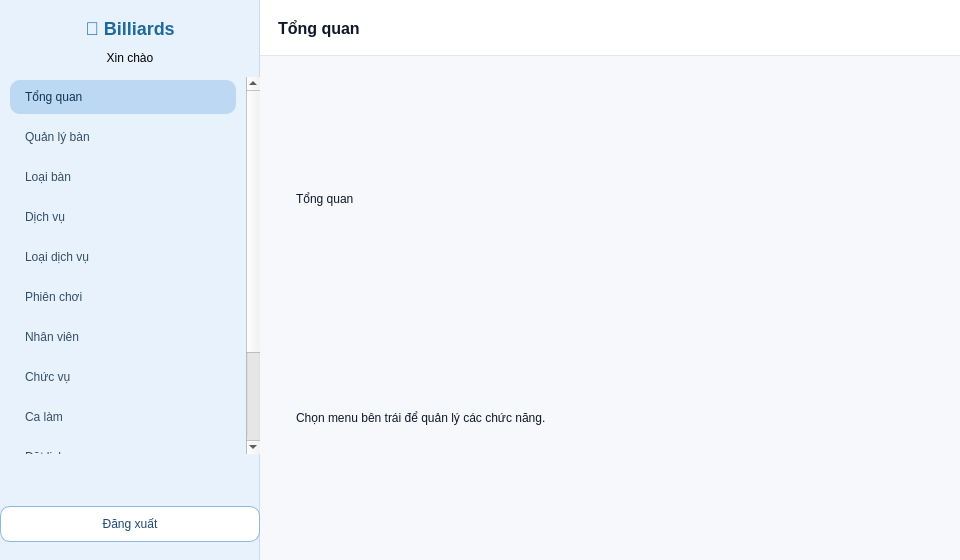
First picture: the form in app/ui/main.ui, repository thaieaut-engineer/Cong-nghe-phan-mem, before the edit.
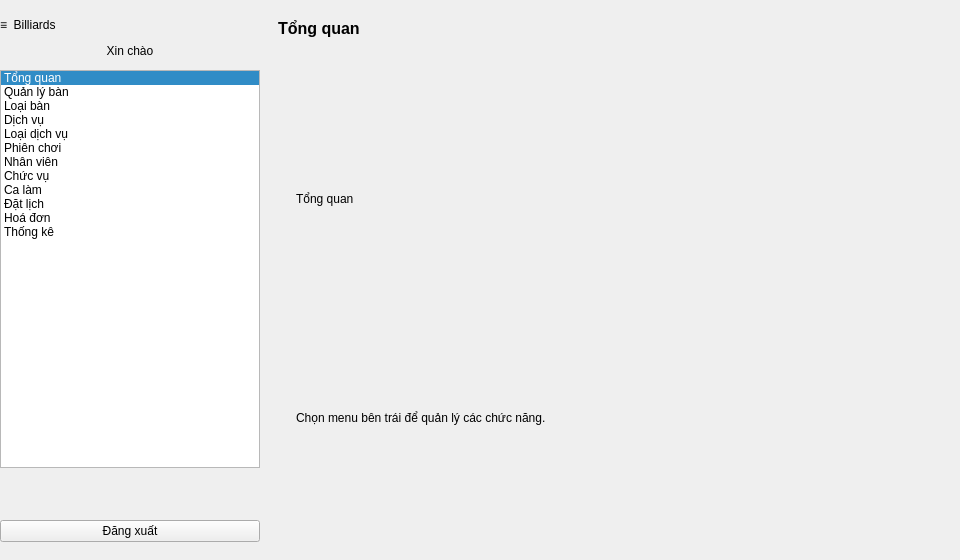
Second picture: the form after the edit.

The edit to the form file:
```diff
--- a/app/ui/main.ui
+++ b/app/ui/main.ui
@@ -42,7 +42,7 @@
       </size>
      </property>
      <property name="styleSheet">
-      <string notr="true">QFrame#sidebar{background:#e8f2fc;border-right:1px solid #c8ddf0;color:#334e68;} QLabel#lblBrand{font-size:18px;font-weight:700;color:#1d6a9e;} QListWidget{border:none;background:transparent;} QListWidget::item{padding:10px 12px;border-radius:10px;margin:3px 10px;color:#334e68;} QListWidget::item:hover{background:#ddeaf9;} QListWidget::item:selected{background:#bdd8f2;color:#0f3558;} QPushButton#btnLogout{background:#ffffff;border:1px solid #8eb8e0;color:#1e4976;border-radius:10px;padding:10px 12px;} QPushButton#btnLogout:hover{background:#e8f4fc;border-color:#4293e6;}</string>
+      <string notr="true"/>
      </property>
      <layout class="QVBoxLayout" name="sidebarLayout">
       <property name="leftMargin">
@@ -63,10 +63,10 @@
       <item>
        <widget class="QLabel" name="lblBrand">
         <property name="text">
-         <string>🎱 Billiards</string>
+         <string>≡  Billiards</string>
         </property>
         <property name="alignment">
-         <set>Qt::AlignCenter</set>
+         <set>Qt::AlignLeft|Qt::AlignVCenter</set>
         </property>
        </widget>
       </item>
@@ -185,12 +185,7 @@
       </sizepolicy>
      </property>
      <property name="styleSheet">
-      <string notr="true">QFrame#content{background:#f6f8fc;}
-QLabel{color:#0f172a;}
-QFrame#topbar{background:#ffffff;border-bottom:1px solid #e5e7eb;}
-QStackedWidget{background:transparent;}
-QFrame.pageCard{background:#ffffff;border:1px solid #e5e7eb;border-radius:16px;}
-QLabel.pageTitle{font-size:18px;font-weight:800;color:#0f172a;}</string>
+      <string notr="true"/>
      </property>
      <layout class="QVBoxLayout" name="contentLayout">
       <property name="leftMargin">
```
